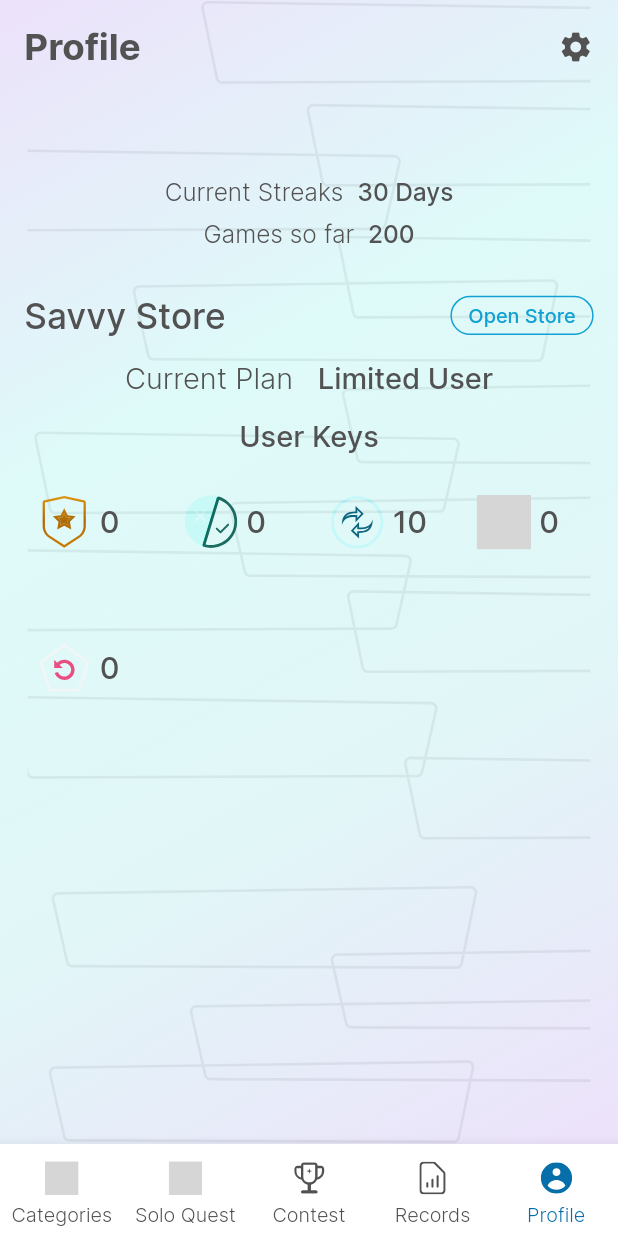
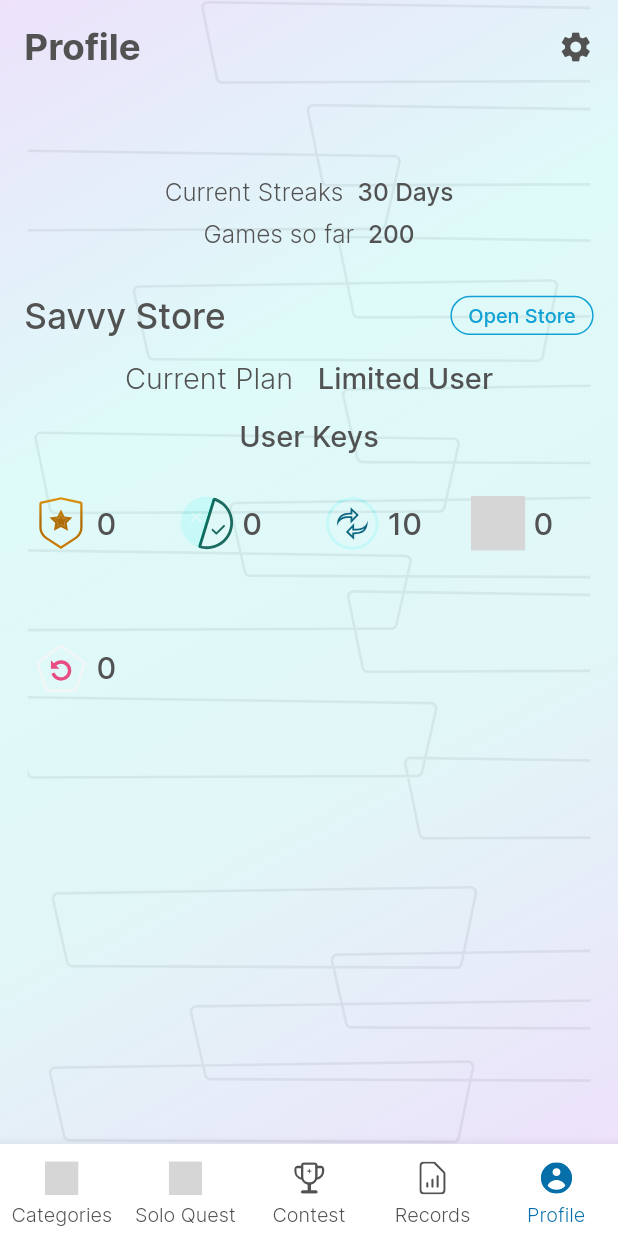
Before and after one commit to lappiahnuamah/Full-Android-Fastlane-Pipeline, a Flutter app: the CustomBottomNav screen opened directly, item 5 of the bottom bar chosen, on a phone screen of 412 x 824 dp. Run offline on Flutter 3.47's test engine with Material 3 defaults, Android fonts, the phone set to English and light mode, and no system bars; drawn by our look-alikes of overlay_support; our stand-ins replace connectivity_plus, device_info_plus, dio, equatable, firebase_core, firebase_messaging and 9 more; missing offline and left inert: flame_audio, libphonenumber_plugin; accounts and stored records are empty; network calls fail; grey boxes are pictures that could not be loaded.

Commit message:
Update profile.dart

```diff
--- a/lib/screens/profile/profile.dart
+++ b/lib/screens/profile/profile.dart
@@ -157,8 +157,8 @@ class _ProfileState extends State<Profile> {
                   GridView(
                     gridDelegate: SliverGridDelegateWithFixedCrossAxisCount(
                       crossAxisCount: 4,
-                      crossAxisSpacing: d.pSW(10),
-                      mainAxisSpacing: d.pSH(10),
+                      crossAxisSpacing: d.pSW(8),
+                      mainAxisSpacing: d.pSH(8),
                       childAspectRatio: 1,
                     ),
                     shrinkWrap: true,
@@ -169,7 +169,7 @@ class _ProfileState extends State<Profile> {
                         final userKey =
                             gameItemsProvider.userKeys.values.elementAt(index);
                         return Padding(
-                            padding: EdgeInsets.symmetric(horizontal: d.pSW(8)),
+                            padding: EdgeInsets.symmetric(horizontal: d.pSW(6)),
                             child: KeyCard(
                               gameKey: userKey,
                               height: d.pSH(35),
```
